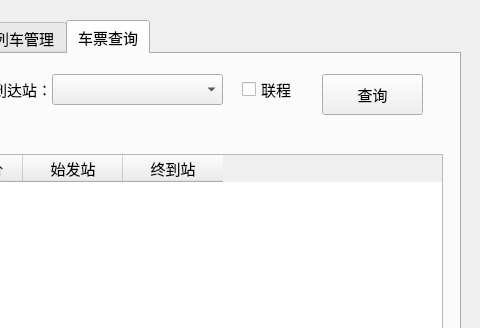
Above: mainWindow.ui from nathan21hz/RailInfoSys before the change; both pictures show x 320 to 800 and y 0 to 328 of the 800 by 600 pixel window. Below: the same form after it.
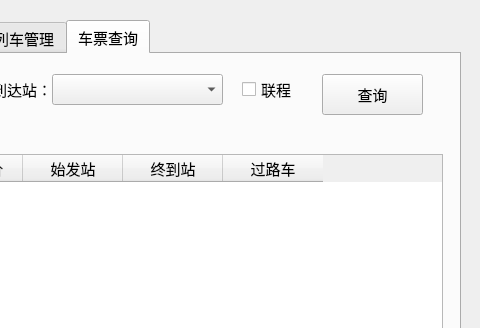
That is the form after the change. The open tabs and pages were chosen to show the change.

```diff
--- a/mainWindow.ui
+++ b/mainWindow.ui
@@ -1172,6 +1172,11 @@
         <string>终到站</string>
        </property>
       </column>
+      <column>
+       <property name="text">
+        <string>过路车</string>
+       </property>
+      </column>
      </widget>
      <widget class="QLabel" name="label_28">
       <property name="geometry">
```
Left out of the diff: 5 changed lines with no effect on the pictures.
